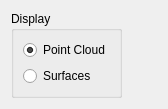
Before: the Qt Designer form gui/DepthMapOptions.ui in Kitware/TeleSculptor, drawn with Qt 5.
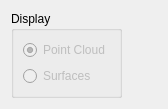
After: the same form once the commit is applied.

```diff
--- a/gui/DepthMapOptions.ui
+++ b/gui/DepthMapOptions.ui
@@ -22,6 +22,9 @@
      <layout class="QVBoxLayout" name="verticalLayout">
       <item>
        <widget class="QRadioButton" name="radioPoints">
+        <property name="enabled">
+         <bool>false</bool>
+        </property>
         <property name="text">
          <string>Point Cloud</string>
         </property>
@@ -32,6 +35,9 @@
       </item>
       <item>
        <widget class="QRadioButton" name="radioSurfaces">
+        <property name="enabled">
+         <bool>false</bool>
+        </property>
         <property name="text">
          <string>Surfaces</string>
         </property>
```
